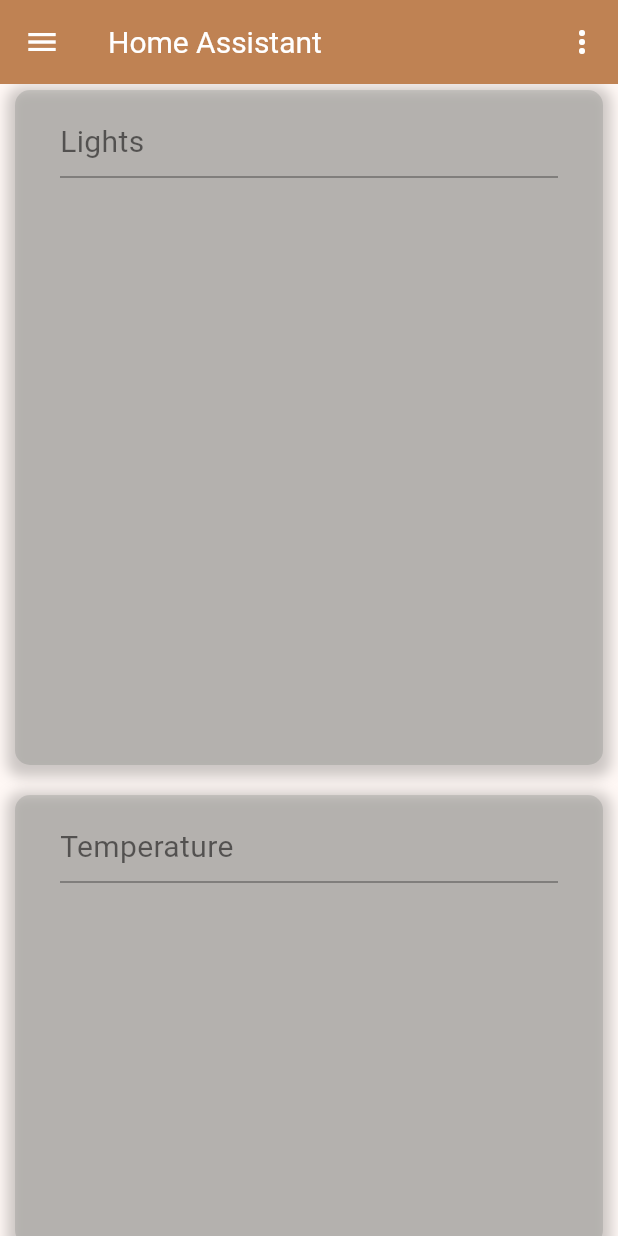
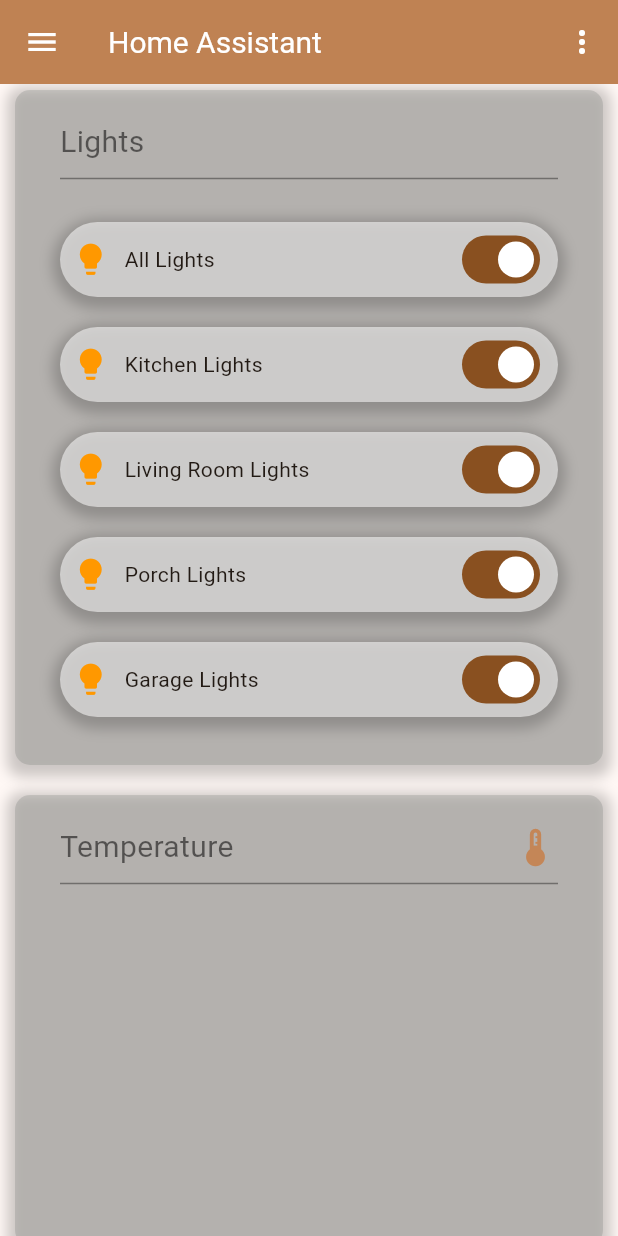
Before and after one commit to Shaimaaabdelmoaen/Smart-home, a Flutter app: the homeScreen screen opened by its route, scrolled down 576 dp, on a phone screen of 412 x 824 dp. Run offline on Flutter 3.47's test engine with Material 3 defaults, Android fonts, the phone set to English and light mode, and no system bars; our stand-ins replace get_it, shared_preferences; accounts and stored records are empty.

Commit message:
+home Screen

```diff
--- a/lib/UI/Home/homeScreen.dart
+++ b/lib/UI/Home/homeScreen.dart
@@ -1,11 +1,18 @@
 import 'package:flutter/cupertino.dart';
 import 'package:flutter/material.dart';
 
+import '../components/LightSwitches.dart';
 import '../components/homeContainers.dart';
 import 'drawer/homeDrawer.dart';
 
-class homeScreen extends StatelessWidget{
+class homeScreen extends StatefulWidget{
   static const routeName='home';
+
+  @override
+  State<homeScreen> createState() => _homeScreenState();
+}
+
+class _homeScreenState extends State<homeScreen> {
   @override
   Widget build(BuildContext context) {
     return Scaffold(
@@ -54,18 +61,77 @@ class homeScreen extends StatelessWidget{
           padding: const EdgeInsets.all(10.0),
           child: Column(
             children: [
-              homeContainers(height: 550,name: 'Home Plan',),
+              homeContainers(
+                height: 550,
+                name: 'Home Plan',
+              ),
               SizedBox(height: 20,),
-              homeContainers(height: 450,name: 'Lights'),
+              homeContainers(
+                  height: 450,
+                  name: 'Lights',
+                child: Column(
+                    children: [
+                      LightSwitches(
+                          nameSwitch: 'All Lights',
+                        ),
+                      LightSwitches(
+                          nameSwitch:'Kitchen Lights',
+                      ),
+                      LightSwitches(
+                          nameSwitch:'Living Room Lights',
+                      ),
+                      LightSwitches(
+                          nameSwitch:'Porch Lights',
+                      ),
+                      LightSwitches(
+                          nameSwitch:'Garage Lights',
+                      ),
+                    ]
+
+                ),
+              ),
               SizedBox(height: 20,),
-              homeContainers(height: 300,name: 'Temperature'),
+              homeContainers(
+                  height: 300,
+                icon: Icons.thermostat,
+                  name: 'Temperature',
+              ),
               SizedBox(height: 20,),
-              homeContainers(height: 250,name: 'Security')
+              homeContainers(
+                  height: 250,
+                  name: 'Security',
+                child: Column(
+                  crossAxisAlignment: CrossAxisAlignment.center,
+                  children: [
+                    ElevatedButton(
+                        onPressed: (){},
+                        child: Row(
+                          mainAxisAlignment:MainAxisAlignment.center ,
+                          children: [
+                            Text('DISARMEDS'),
+                            Icon(Icons.verified_user_outlined)
+                          ],
+                        )),
+                    SizedBox(height: 20,),
+                    Row(
+                      mainAxisAlignment:  MainAxisAlignment.spaceBetween,
+                      children: [
+                        ElevatedButton(
+                            onPressed: (){},
+                            child: Text('ARM HOME')),
+                        ElevatedButton(
+                            onPressed: (){},
+                            child: Text('ARM AWAY'))
+                      ],
+                    )
+                  ],
+
+                ),
+              )
             ],
           ),
         ),
       ),
     );
   }
-
 }
--- /dev/null
+++ b/lib/UI/components/LightSwitches.dart
@@ -0,0 +1,59 @@
+import 'package:flutter/material.dart';
+
+class LightSwitches extends StatefulWidget {
+  final String nameSwitch;
+  //final  bool isSwitched=false;
+  const LightSwitches({Key? key, required this.nameSwitch}) : super(key: key);
+
+  @override
+  _LightSwitchesState createState() => _LightSwitchesState();
+}
+
+class _LightSwitchesState extends State<LightSwitches> {
+  bool isSwitched=true;
+  @override
+  Widget build(BuildContext context) {
+    return Padding(
+      padding: const EdgeInsets.symmetric(vertical: 10,horizontal: 0),
+      child: Container(
+        padding: EdgeInsets.all(8),
+        width: double.infinity,
+        height:50,
+        decoration: BoxDecoration(
+          color: Colors.white54,
+          borderRadius: BorderRadius.circular(50),
+          boxShadow: [
+            BoxShadow(
+              color: Colors.black.withOpacity(0.2), // Shadow color
+              spreadRadius: 5,
+              blurRadius: 7,
+              offset: Offset(0, 3),
+            ),
+          ],
+        ),
+        child: Row(
+          mainAxisAlignment: MainAxisAlignment.spaceBetween,
+          children: [
+            Row(
+              children: [
+                Icon(Icons.lightbulb, size: 25, color: isSwitched ? Colors.orange : Colors.indigo,),
+                SizedBox(width: 10,),
+                Text(widget.nameSwitch),
+              ],
+            ),
+            Switch(
+              value: isSwitched,
+              onChanged: (value) {
+                setState(() {
+                  isSwitched = value;
+                });
+              },
+            ),
+
+          ],
+        ),
+      ),
+    );
+  }
+}
+//Image(image: AssetImage( isSwitched? "assets/on.png" : "assets/off.png")),
--- a/lib/UI/components/customFormField.dart
+++ b/lib/UI/components/customFormField.dart
@@ -35,8 +35,11 @@ class customFormField extends StatelessWidget{
                 hintStyle:TextStyle(color: Colors.white) ,
               prefixIcon: prefixIcon,
                 prefixIconColor: Colors.white,
-              border: OutlineInputBorder(borderRadius: BorderRadius.circular(10),borderSide: BorderSide.none),
-              fillColor: Colors.black12,
+              enabledBorder: OutlineInputBorder(
+                  borderRadius: BorderRadius.circular(50),
+                  borderSide: BorderSide(color: Colors.white)),
+
+              fillColor: Colors.white12,
               filled: true
             ),
 
--- a/lib/UI/components/homeContainers.dart
+++ b/lib/UI/components/homeContainers.dart
@@ -4,7 +4,9 @@ import 'package:flutter/material.dart';
 class homeContainers extends StatelessWidget{
   double? height;
   String? name;
-  homeContainers({required this.height,required this.name});
+  IconData? icon;
+  final Widget? child;
+  homeContainers({required this.height,required this.name,this.child,this.icon});
   @override
   Widget build(BuildContext context) {
     return Container(
@@ -30,15 +32,27 @@ class homeContainers extends StatelessWidget{
         child: Column(
           crossAxisAlignment: CrossAxisAlignment.start,
           children: [
-            Text(name!,style: TextStyle(
-                color: Colors.black54,
-              fontSize: 20
-            ),),
-            Divider(color: Colors.black38,height: Checkbox.width,)
+            Row(
+              mainAxisAlignment: MainAxisAlignment.spaceBetween,
+              children: [
+                Text(
+                  name!,
+                  style: const TextStyle(
+                    color: Colors.black54,
+                    fontSize: 20,
+                  ),
+                ),
+                Icon(icon,color: Theme.of(context).primaryColor,size: 30,),
+              ],
+            ),
+            Divider(color: Colors.black38,height: Checkbox.width,),
+            if (child != null) ...[
+              const SizedBox(height: 10),
+              child!,
+            ],
           ],
         ),
       ),
     );
   }
-
 }
--- a/lib/UI/login/loginScreen.dart
+++ b/lib/UI/login/loginScreen.dart
@@ -29,13 +29,12 @@ class loginScreen extends StatelessWidget{
               child: Column(
                 crossAxisAlignment:CrossAxisAlignment.stretch ,
                 children: [
-                  Image.asset('assets/images/Smart-home-logo.png',
-                    width: 100,
-                    height: 100,
-                    color: Colors.white,
+                  Image.asset('assets/images/undraw_mobile_encryption_re_yw3.png',
+                    width: 150,
+                    height: 150,
                   ),
                   SizedBox(height: 20,),
-                  Text('Smart Home',
+                  Text('SMART HOME',
                     textAlign:  TextAlign.center,
                     style: TextStyle(
                       fontWeight: FontWeight.bold,
@@ -85,7 +84,7 @@ class loginScreen extends StatelessWidget{
                           Navigator.pushNamed(context, registerScreen.routeName);
 
                         },
-                        child: Text("you don’t have Account?Register",style: TextStyle(
+                        child: Text("you don’t have Account? Register",style: TextStyle(
                             color: Colors.white,
                           fontSize: 15
                         ),),
--- a/lib/UI/register/registerScreen.dart
+++ b/lib/UI/register/registerScreen.dart
@@ -28,7 +28,7 @@ class registerScreen extends StatelessWidget {
           .primaryColor,
       body: Center(
         child: Container(
-          padding: EdgeInsets.symmetric(vertical: 40, horizontal: 15),
+          margin: EdgeInsets.only(top:85,right: 15,left: 15),
           child: Form(
             key: formKey,
             child: SingleChildScrollView(
@@ -36,12 +36,10 @@ class registerScreen extends StatelessWidget {
                 crossAxisAlignment: CrossAxisAlignment.stretch,
                 children: [
                   Image.asset(
-                    'assets/images/Smart-home-logo.png',
+                    'assets/images/undraw_hire_re_gn5j.png',
                     width: 100,
                     height: 100,
-                    color: Colors.white,
                   ),
-                  SizedBox(height: 20),
                   Text(
                     'Sign Up',
                     style:
@@ -154,6 +152,15 @@ class registerScreen extends StatelessWidget {
                       ),
                     ],
                   ),
+                  SizedBox(height: 10,),
+                  Container(
+                    alignment:  Alignment.bottomRight,
+                    child: Image.asset(
+                      'assets/images/undraw_join_re_w1lh.png',
+                      width: 80,
+                      height: 80,
+                    ),
+                  ),
                 ],
               ),
             ),
--- a/lib/main.dart
+++ b/lib/main.dart
@@ -41,7 +41,7 @@ class MyApp extends StatelessWidget {
         registerScreen.routeName:(_)=>registerScreen(),
         loginScreen.routeName:(_)=>loginScreen(),
       },
-      initialRoute: homeScreen.routeName,
+      initialRoute: loginScreen.routeName,
     );
   }
 }
--- a/pubspec.yaml
+++ b/pubspec.yaml
@@ -29,6 +29,7 @@ environment:
 # versions available, run `flutter pub outdated`.
 dependencies:
   google_fonts: ^2.0.0
+  flutter_svg: ^2.0.9
   flutter:
     sdk: flutter
   flutter_bloc: ^8.0.0
```
Also changed, not shown: assets/images/undraw_hire_re_gn5j.png (added), assets/images/undraw_join_re_w1lh.png (added), assets/images/undraw_mobile_encryption_re_yw3.png (added), pubspec.lock.
